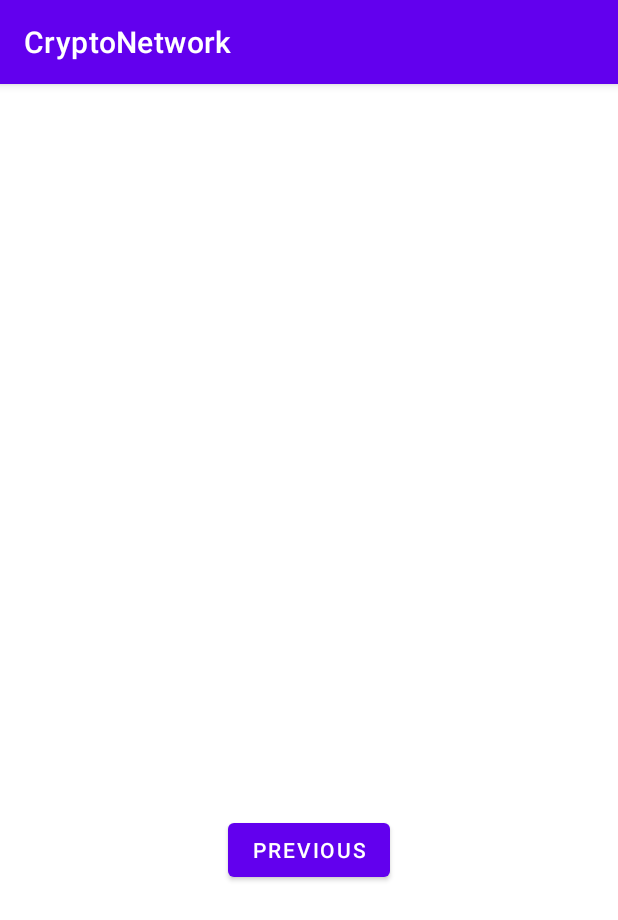
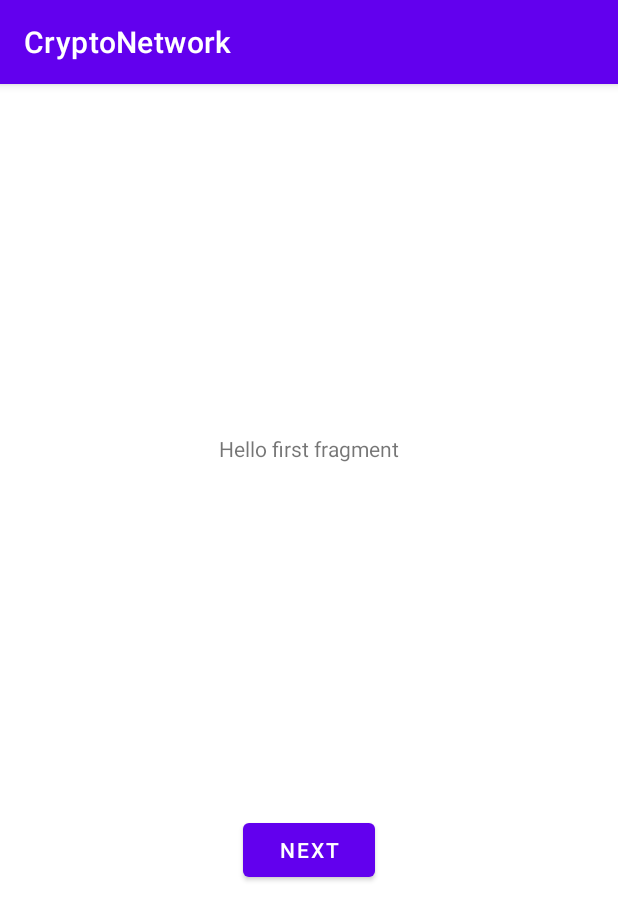
Before and after one commit to advasileva/CryptoNetwork, an Android app: the fragment LoginFragment shown on its own in the app's theme, on a phone screen of 412 x 824 dp. Shown: the top 920 px of the screen. Run offline under Robolectric (Android 15) with nearby library versions, the phone set to English and light mode, and no system bars.

Commit message:
icons and pages names changed

```diff
--- a/CryptoNetworkApp/app/src/main/AndroidManifest.xml
+++ b/CryptoNetworkApp/app/src/main/AndroidManifest.xml
@@ -10,7 +10,7 @@
         android:supportsRtl="true"
         android:theme="@style/Theme.CryptoNetwork">
         <activity
-            android:name=".ui.login.LoginActivity"
+            android:name=".ui.identification.IdentificationActivity"
             android:exported="false"
             android:label="@string/title_activity_login"
             android:theme="@style/Theme.CryptoNetwork.NoActionBar" />
--- a/CryptoNetworkApp/app/src/main/java/com/example/cryptonetwork/ui/account/AccountFragment.kt
+++ b/CryptoNetworkApp/app/src/main/java/com/example/cryptonetwork/ui/account/AccountFragment.kt
@@ -1,6 +1,5 @@
 package com.example.cryptonetwork.ui.account
 
-import android.accounts.Account
 import android.content.Intent
 import android.os.Bundle
 import android.view.LayoutInflater
@@ -11,7 +10,7 @@ import android.widget.TextView
 import androidx.fragment.app.Fragment
 import androidx.lifecycle.ViewModelProvider
 import com.example.cryptonetwork.databinding.FragmentAccountBinding
-import com.example.cryptonetwork.ui.login.LoginActivity
+import com.example.cryptonetwork.ui.identification.IdentificationActivity
 
 class AccountFragment : Fragment() {
 
@@ -40,7 +39,7 @@ class AccountFragment : Fragment() {
         val loginButton: Button = binding.loginButton
         loginButton.setOnClickListener {
             loginButton.text = "New Text"
-            val intent = Intent(context, LoginActivity::class.java).apply {
+            val intent = Intent(context, IdentificationActivity::class.java).apply {
                 putExtra("keyIdentifier", 1)
                 startActivity(this)
             }
--- a/CryptoNetworkApp/app/src/main/java/com/example/cryptonetwork/ui/login/LoginActivity.kt
+++ b/CryptoNetworkApp/app/src/main/java/com/example/cryptonetwork/ui/identification/IdentificationActivity.kt
@@ -1,4 +1,4 @@
-package com.example.cryptonetwork.ui.login
+package com.example.cryptonetwork.ui.identification
 
 import android.os.Bundle
 import com.google.android.material.snackbar.Snackbar
@@ -11,7 +11,7 @@ import com.example.cryptonetwork.R
 import com.example.cryptonetwork.databinding.ActivityLoginBinding
 //import com.example.cryptonetwork.ui.login.databinding.ActivityLoginBinding
 
-class LoginActivity : AppCompatActivity() {
+class IdentificationActivity : AppCompatActivity() {
 
     private lateinit var appBarConfiguration: AppBarConfiguration
     private lateinit var binding: ActivityLoginBinding
--- a/CryptoNetworkApp/app/src/main/java/com/example/cryptonetwork/ui/login/SecondFragment.kt
+++ b/CryptoNetworkApp/app/src/main/java/com/example/cryptonetwork/ui/identification/LoginFragment.kt
@@ -1,4 +1,4 @@
-package com.example.cryptonetwork.ui.login
+package com.example.cryptonetwork.ui.identification
 
 import android.os.Bundle
 import androidx.fragment.app.Fragment
@@ -7,15 +7,16 @@ import android.view.View
 import android.view.ViewGroup
 import androidx.navigation.fragment.findNavController
 import com.example.cryptonetwork.R
-import com.example.cryptonetwork.databinding.FragmentSecondBinding
-//import com.example.cryptonetwork.ui.login.databinding.FragmentSecondBinding
+import com.example.cryptonetwork.databinding.FragmentLoginBinding
+
+//import com.example.cryptonetwork.ui.login.databinding.FragmentFirstBinding
 
 /**
- * A simple [Fragment] subclass as the second destination in the navigation.
+ * A simple [Fragment] subclass as the default destination in the navigation.
  */
-class SecondFragment : Fragment() {
+class LoginFragment : Fragment() {
 
-    private var _binding: FragmentSecondBinding? = null
+    private var _binding: FragmentLoginBinding? = null
 
     // This property is only valid between onCreateView and
     // onDestroyView.
@@ -26,7 +27,7 @@ class SecondFragment : Fragment() {
         savedInstanceState: Bundle?
     ): View? {
 
-        _binding = FragmentSecondBinding.inflate(inflater, container, false)
+        _binding = FragmentLoginBinding.inflate(inflater, container, false)
         return binding.root
 
     }
@@ -34,8 +35,8 @@ class SecondFragment : Fragment() {
     override fun onViewCreated(view: View, savedInstanceState: Bundle?) {
         super.onViewCreated(view, savedInstanceState)
 
-        binding.buttonSecond.setOnClickListener {
-            findNavController().navigate(R.id.action_SecondFragment_to_FirstFragment)
+        binding.buttonFirst.setOnClickListener {
+            findNavController().navigate(R.id.action_FirstFragment_to_SecondFragment)
         }
     }
 
--- a/CryptoNetworkApp/app/src/main/res/layout/activity_login.xml
+++ b/CryptoNetworkApp/app/src/main/res/layout/activity_login.xml
@@ -4,7 +4,7 @@
     xmlns:tools="http://schemas.android.com/tools"
     android:layout_width="match_parent"
     android:layout_height="match_parent"
-    tools:context=".ui.login.LoginActivity">
+    tools:context=".ui.identification.IdentificationActivity">
 
     <com.google.android.material.appbar.AppBarLayout
         android:layout_width="match_parent"
--- a/CryptoNetworkApp/app/src/main/res/layout/fragment_first.xml
+++ b/CryptoNetworkApp/app/src/main/res/layout/fragment_login.xml
@@ -4,7 +4,7 @@
     xmlns:tools="http://schemas.android.com/tools"
     android:layout_width="match_parent"
     android:layout_height="match_parent"
-    tools:context=".FirstFragment">
+    tools:context=".ui.identification.LoginFragment">
 
     <TextView
         android:id="@+id/textview_first"
--- a/CryptoNetworkApp/app/src/main/res/layout/fragment_second.xml
+++ b/CryptoNetworkApp/app/src/main/res/layout/fragment_registration.xml
@@ -4,7 +4,7 @@
     xmlns:tools="http://schemas.android.com/tools"
     android:layout_width="match_parent"
     android:layout_height="match_parent"
-    tools:context=".SecondFragment">
+    tools:context=".ui.identification.RegistrationFragment">
 
     <TextView
         android:id="@+id/textview_second"
--- a/CryptoNetworkApp/app/src/main/res/menu/bottom_nav_menu.xml
+++ b/CryptoNetworkApp/app/src/main/res/menu/bottom_nav_menu.xml
@@ -3,17 +3,17 @@
 
     <item
         android:id="@+id/navigation_news"
-        android:icon="@drawable/ic_home_black_24dp"
+        android:icon="@drawable/ic_news_black_24dp"
         android:title="@string/title_news" />
 
     <item
         android:id="@+id/navigation_rating"
-        android:icon="@drawable/ic_dashboard_black_24dp"
+        android:icon="@drawable/ic_rating_black_24dp"
         android:title="@string/title_rating" />
 
     <item
         android:id="@+id/navigation_account"
-        android:icon="@drawable/ic_notifications_black_24dp"
+        android:icon="@drawable/ic_account_black_24dp"
         android:title="@string/title_account" />
 
 </menu>
--- a/CryptoNetworkApp/app/src/main/res/navigation/nav_graph.xml
+++ b/CryptoNetworkApp/app/src/main/res/navigation/nav_graph.xml
@@ -7,9 +7,9 @@
 
     <fragment
         android:id="@+id/FirstFragment"
-        android:name="com.example.cryptonetwork.ui.login.FirstFragment"
+        android:name="com.example.cryptonetwork.ui.identification.LoginFragment"
         android:label="@string/first_fragment_label"
-        tools:layout="@layout/fragment_first">
+        tools:layout="@layout/fragment_login">
 
         <action
             android:id="@+id/action_FirstFragment_to_SecondFragment"
@@ -17,9 +17,9 @@
     </fragment>
     <fragment
         android:id="@+id/SecondFragment"
-        android:name="com.example.cryptonetwork.ui.login.SecondFragment"
+        android:name="com.example.cryptonetwork.ui.identification.RegistrationFragment"
         android:label="@string/second_fragment_label"
-        tools:layout="@layout/fragment_second">
+        tools:layout="@layout/fragment_registration">
 
         <action
             android:id="@+id/action_SecondFragment_to_FirstFragment"
```
Also changed, not shown: CryptoNetworkApp/app/src/main/java/com/example/cryptonetwork/ui/identification/RegistrationFragment.kt (renamed from CryptoNetworkApp/app/src/main/java/com/example/cryptonetwork/ui/login/FirstFragment.kt, +9 -10 lines), CryptoNetworkApp/app/src/main/res/drawable/ic_account_black_24dp.xml (added, +10 -0 lines), CryptoNetworkApp/app/src/main/res/drawable/ic_home_black_24dp.xml (deleted, +0 -9 lines), CryptoNetworkApp/app/src/main/res/drawable/ic_notifications_black_24dp.xml (deleted, +0 -9 lines), CryptoNetworkApp/app/src/main/res/drawable/ic_rating_black_24dp.xml (added, +10 -0 lines), CryptoNetworkApp/app/src/main/res/drawable/ic_news_black_24dp.xml (line endings or trailing spaces).
